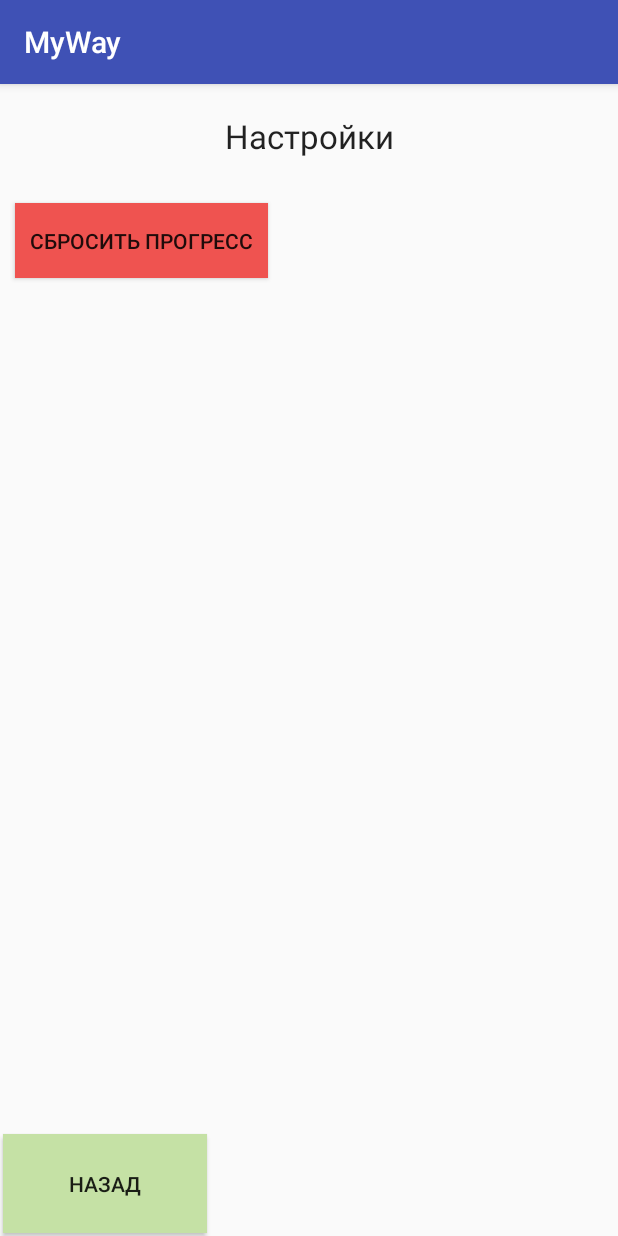
After one commit to vbelovitsky/MyWay, an Android app: the Options screen opened directly, with no data from a screen before it, on a phone screen of 412 x 824 dp. The commit adds this screen. Run offline under Robolectric (Android 15) with nearby library versions, the phone set to English and light mode, and no system bars.

Commit message:
options added, button for deleting all progress added

```diff
--- /dev/null
+++ b/MyWay/app/src/main/java/com/example/user/myway/Options.java
@@ -0,0 +1,43 @@
+package com.example.user.myway;
+
+import android.content.Intent;
+import android.content.SharedPreferences;
+import android.support.v7.app.AppCompatActivity;
+import android.os.Bundle;
+import android.view.View;
+import android.widget.Button;
+
+public class Options extends AppCompatActivity {
+
+    @Override
+    protected void onCreate(Bundle savedInstanceState) {
+        super.onCreate(savedInstanceState);
+        setContentView(R.layout.activity_options);
+
+        //region BackButton
+        Button backFromOptions = findViewById(R.id.backFromOptions);
+        backFromOptions.setOnClickListener(new View.OnClickListener() {
+            @Override
+            public void onClick(View v) {
+                Intent intentForMainActivity = new Intent(Options.this, MainActivity.class);
+                startActivity(intentForMainActivity);
+            }
+        });
+        //endregion
+
+        //region DeleteButton
+        Button delete = findViewById(R.id.deleteAll);
+        delete.setOnClickListener(new View.OnClickListener() {
+            @Override
+            public void onClick(View v) {
+                int temp = getResources().getStringArray(R.array.place_names_array).length;
+
+                for (int i = 0; i<temp-1; i++){
+                    Staff staff = new Staff(Options.this,i);
+                    staff.resetCurrentCompletedAnswers();
+                }
+            }
+        });
+        //endregion
+    }
+}
--- /dev/null
+++ b/MyWay/app/src/main/res/layout/activity_options.xml
@@ -0,0 +1,47 @@
+<?xml version="1.0" encoding="utf-8"?>
+<LinearLayout xmlns:android="http://schemas.android.com/apk/res/android"
+    xmlns:tools="http://schemas.android.com/tools"
+    android:layout_width="match_parent"
+    android:layout_height="match_parent"
+    tools:context=".Options"
+    android:orientation="vertical">
+
+    <TextView
+        android:layout_width="match_parent"
+        android:layout_height="0dp"
+        android:layout_weight="1"
+        android:text="Настройки"
+        android:textAppearance="@style/Base.TextAppearance.AppCompat.Large"
+        android:gravity="center"/>
+    <LinearLayout
+        android:layout_width="match_parent"
+        android:layout_height="0dp"
+        android:layout_weight="9">
+        <Button
+            android:id="@+id/deleteAll"
+            android:layout_width="wrap_content"
+            android:layout_height="50dp"
+            android:background="@color/colorRed"
+            android:text="@string/delete"
+            android:layout_margin="10dp"
+            android:padding="10dp" />
+    </LinearLayout>
+    <LinearLayout
+        android:layout_width="match_parent"
+        android:layout_height="0dp"
+        android:layout_weight="1"
+        android:orientation="horizontal">
+        <Button
+            android:id="@+id/backFromOptions"
+            android:layout_width="0dp"
+            android:layout_height="match_parent"
+            android:layout_weight="1"
+            android:background="@color/colorLightGreen"
+            android:text="@string/back"
+            android:layout_margin="2dp"/>
+        <TextView
+            android:layout_width="0dp"
+            android:layout_height="match_parent"
+            android:layout_weight="2" />
+    </LinearLayout>
+</LinearLayout>
--- a/MyWay/app/src/main/res/values/colors.xml
+++ b/MyWay/app/src/main/res/values/colors.xml
@@ -5,4 +5,6 @@
     <color name="colorAccent">#FF4081</color>
     <color name="colorWhite">#FFFFFF</color>
     <color name="colorBlack">#000000</color>
+    <color name="colorLightGreen">#C5E1A5</color>
+    <color name="colorRed">#EF5350</color>
 </resources>
--- a/MyWay/app/src/main/res/values/strings.xml
+++ b/MyWay/app/src/main/res/values/strings.xml
@@ -162,7 +162,6 @@
     </string-array>
 
 
-
     <string name="title_of_app">Путешествуй с MyWay!</string>
     <string name="description">Описание места: </string>
     <string name="websrc">Сайт: </string>
@@ -178,5 +177,8 @@
     <string name="museums">Музеи</string>
     <string name="parks">Парки</string>
     <string name="theatres">Театры</string>
+    <string name="back">Назад</string>
+    <string name="next">Вперед</string>
+    <string name="delete">Сбросить прогресс</string>
 
 </resources>
```
Also changed, not shown: MyWay/app/src/main/AndroidManifest.xml (+15 -10 lines), MyWay/app/src/main/java/com/example/user/myway/MainActivity.java (+13 -4 lines), MyWay/app/src/main/res/layout/activity_main.xml (+13 -8 lines).
